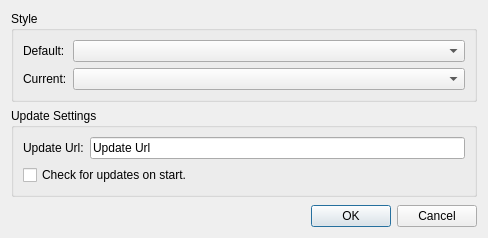
Above: Main/ui/PreferencesDialog.ui from Antidote/SakuraSuite before the change. Below: the same form after it.
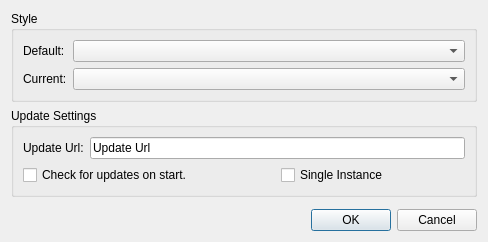
That is the form after the change.

Commit message: * Renamed GameFile to DocumentBase and moved QString game() const; to GameDocument * Started to reimplement QFileSystemWatcher * Added option to run application as a single instance

Diff of the .ui file:
```diff
--- a/Main/ui/PreferencesDialog.ui
+++ b/Main/ui/PreferencesDialog.ui
@@ -8,7 +8,7 @@
     <x>0</x>
     <y>0</y>
     <width>488</width>
-    <height>238</height>
+    <height>242</height>
    </rect>
   </property>
   <property name="windowTitle">
@@ -59,12 +59,18 @@
      <layout class="QGridLayout" name="gridLayout_3">
       <item row="0" column="0">
        <widget class="QLabel" name="updateUrlLabel">
+        <property name="sizePolicy">
+         <sizepolicy hsizetype="Fixed" vsizetype="Preferred">
+          <horstretch>0</horstretch>
+          <verstretch>0</verstretch>
+         </sizepolicy>
+        </property>
         <property name="text">
          <string>Update Url:</string>
         </property>
        </widget>
       </item>
-      <item row="0" column="1">
+      <item row="0" column="1" colspan="2">
        <widget class="QLineEdit" name="updateUrlLineEdit">
         <property name="text">
          <string>Update Url</string>
@@ -78,6 +84,13 @@
         </property>
        </widget>
       </item>
+      <item row="1" column="2">
+       <widget class="QCheckBox" name="singleInstanceCheckBox">
+        <property name="text">
+         <string>Single Instance</string>
+        </property>
+       </widget>
+      </item>
      </layout>
     </widget>
    </item>
```
Left out of the diff: 17 changed lines with no effect on the pictures. The commit also changes 31 other files.
